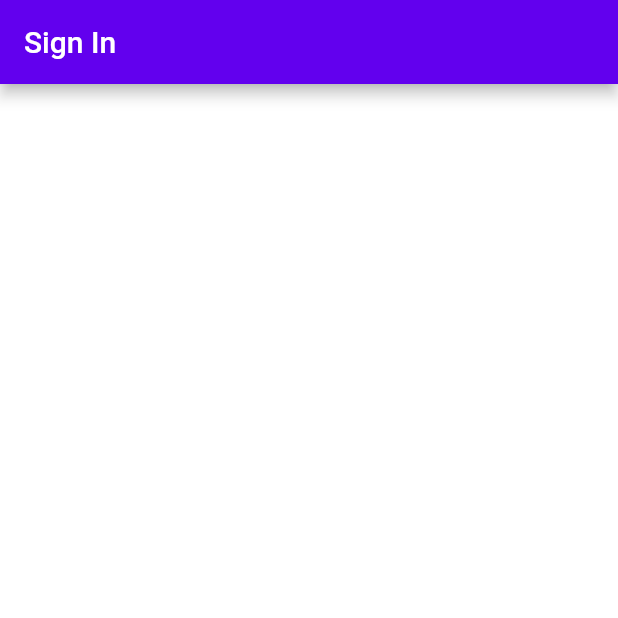
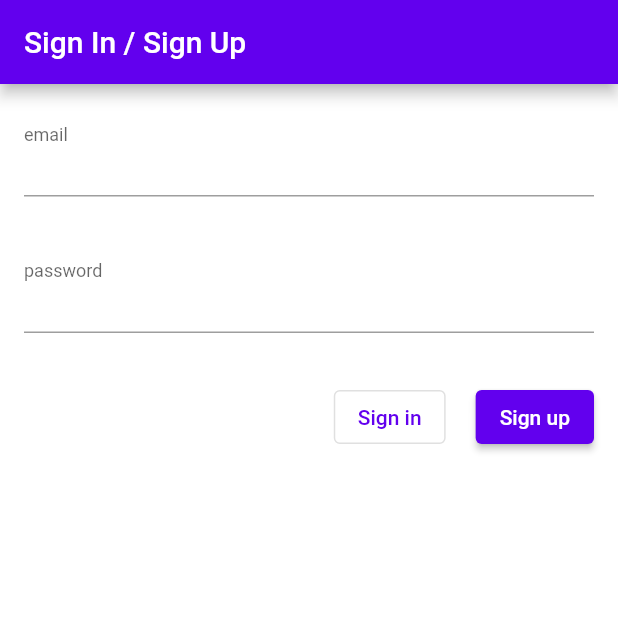
Before and after one commit to htsuruo/flutter_identity_platform_mfa, a Flutter app: the screen it shows after launch, on a phone screen of 412 x 824 dp, the top half of it. Run offline on Flutter 3.47's test engine with Material 2 defaults, Android fonts, the light colour scheme and no system bars; our stand-ins replace firebase_auth, firebase_core, flutter_riverpod, gap; missing offline and left inert: simple_logger; accounts and stored records are empty.

Commit message:
createUserWithEmailAndPassword

```diff
--- /dev/null
+++ b/lib/auth_repository.dart
@@ -0,0 +1,24 @@
+import 'package:firebase_auth/firebase_auth.dart';
+import 'package:flutter_identity_platform_mfa/logger.dart';
+import 'package:flutter_riverpod/flutter_riverpod.dart';
+
+final authRepository = Provider((ref) => AuthRepository());
+
+class AuthRepository {
+  final _auth = FirebaseAuth.instance;
+
+  Future<void> createUserWithEmailAndPassword({
+    required String email,
+    required String password,
+  }) async {
+    try {
+      final userCredential = await _auth.createUserWithEmailAndPassword(
+        email: email,
+        password: password,
+      );
+      logger.info(userCredential);
+    } on FirebaseAuthException catch (e) {
+      logger.warning(e);
+    }
+  }
+}
--- a/lib/main.dart
+++ b/lib/main.dart
@@ -1,6 +1,7 @@
 import 'package:firebase_core/firebase_core.dart';
 import 'package:flutter/material.dart';
 import 'package:flutter_identity_platform_mfa/pages/pages.dart';
+import 'package:flutter_riverpod/flutter_riverpod.dart';
 import 'package:simple_logger/simple_logger.dart';
 
 import 'logger.dart';
@@ -10,7 +11,9 @@
   WidgetsFlutterBinding.ensureInitialized();
   await Firebase.initializeApp();
   runApp(
-    const App(),
+    const ProviderScope(
+      child: App(),
+    ),
   );
 }
 
@@ -25,9 +28,9 @@
       theme: ThemeData.from(
         colorScheme: const ColorScheme.light(),
       ),
-      initialRoute: SignInPage.routeName,
+      initialRoute: SignInUpPage.routeName,
       routes: <String, WidgetBuilder>{
-        SignInPage.routeName: (context) => const SignInPage(),
+        SignInUpPage.routeName: (context) => const SignInUpPage(),
         HomePage.routeName: (context) => const HomePage(),
         MFAVerificationPage.routeName: (context) => const MFAVerificationPage(),
       },
--- a/lib/pages/pages.dart
+++ b/lib/pages/pages.dart
@@ -1,3 +1,3 @@
 export 'home_page.dart';
 export 'mfa_verification_page.dart';
-export 'sign_in_page.dart';
+export 'sign_in_up_page.dart';
--- a/lib/pages/sign_in_page.dart
+++ /dev/null
@@ -1,17 +0,0 @@
-import 'package:flutter/material.dart';
-import 'package:flutter_riverpod/flutter_riverpod.dart';
-
-class SignInPage extends ConsumerWidget {
-  const SignInPage({Key? key}) : super(key: key);
-
-  static const routeName = '/';
-
-  @override
-  Widget build(BuildContext context, WidgetRef ref) {
-    return Scaffold(
-      appBar: AppBar(
-        title: const Text('Sign In'),
-      ),
-    );
-  }
-}
--- /dev/null
+++ b/lib/pages/sign_in_up_controller.dart
@@ -0,0 +1,23 @@
+import 'package:flutter/cupertino.dart';
+import 'package:flutter_identity_platform_mfa/auth_repository.dart';
+import 'package:flutter_riverpod/flutter_riverpod.dart';
+
+final signInUpController = Provider(
+  (ref) => SignInUpController(ref.read),
+);
+
+class SignInUpController {
+  SignInUpController(this._read);
+  final Reader _read;
+  TextEditingController emailTextController = TextEditingController();
+  TextEditingController passwordTextController = TextEditingController();
+
+  Future<void> signUp() async {
+    await _read(authRepository).createUserWithEmailAndPassword(
+      email: emailTextController.text,
+      password: passwordTextController.text,
+    );
+  }
+
+  Future<void> signIn() async {}
+}
--- /dev/null
+++ b/lib/pages/sign_in_up_page.dart
@@ -0,0 +1,67 @@
+import 'package:flutter/material.dart';
+import 'package:flutter_identity_platform_mfa/pages/sign_in_up_controller.dart';
+import 'package:flutter_riverpod/flutter_riverpod.dart';
+import 'package:gap/gap.dart';
+
+class SignInUpPage extends ConsumerWidget {
+  const SignInUpPage({Key? key}) : super(key: key);
+
+  static const routeName = '/';
+
+  @override
+  Widget build(BuildContext context, WidgetRef ref) {
+    const padding = EdgeInsets.all(16);
+    final controller = ref.watch(signInUpController);
+    return Scaffold(
+      appBar: AppBar(
+        title: const Text('Sign In / Sign Up'),
+      ),
+      body: ListView(
+        children: [
+          Padding(
+            padding: padding,
+            child: TextFormField(
+              controller: controller.emailTextController,
+              decoration: const InputDecoration(
+                label: Text('email'),
+                floatingLabelBehavior: FloatingLabelBehavior.always,
+              ),
+              enableSuggestions: false,
+            ),
+          ),
+          Padding(
+            padding: padding,
+            child: TextFormField(
+              controller: controller.passwordTextController,
+              decoration: const InputDecoration(
+                label: Text('password'),
+                floatingLabelBehavior: FloatingLabelBehavior.always,
+              ),
+              obscureText: true,
+              enableSuggestions: false,
+            ),
+          ),
+          Padding(
+            padding: padding,
+            child: Row(
+              mainAxisAlignment: MainAxisAlignment.end,
+              children: [
+                OutlinedButton(
+                  onPressed: () {
+                    // TODO(tsuruoka): sign in
+                  },
+                  child: const Text('Sign in'),
+                ),
+                const Gap(20),
+                ElevatedButton(
+                  onPressed: controller.signUp,
+                  child: const Text('Sign up'),
+                )
+              ],
+            ),
+          ),
+        ],
+      ),
+    );
+  }
+}
```
